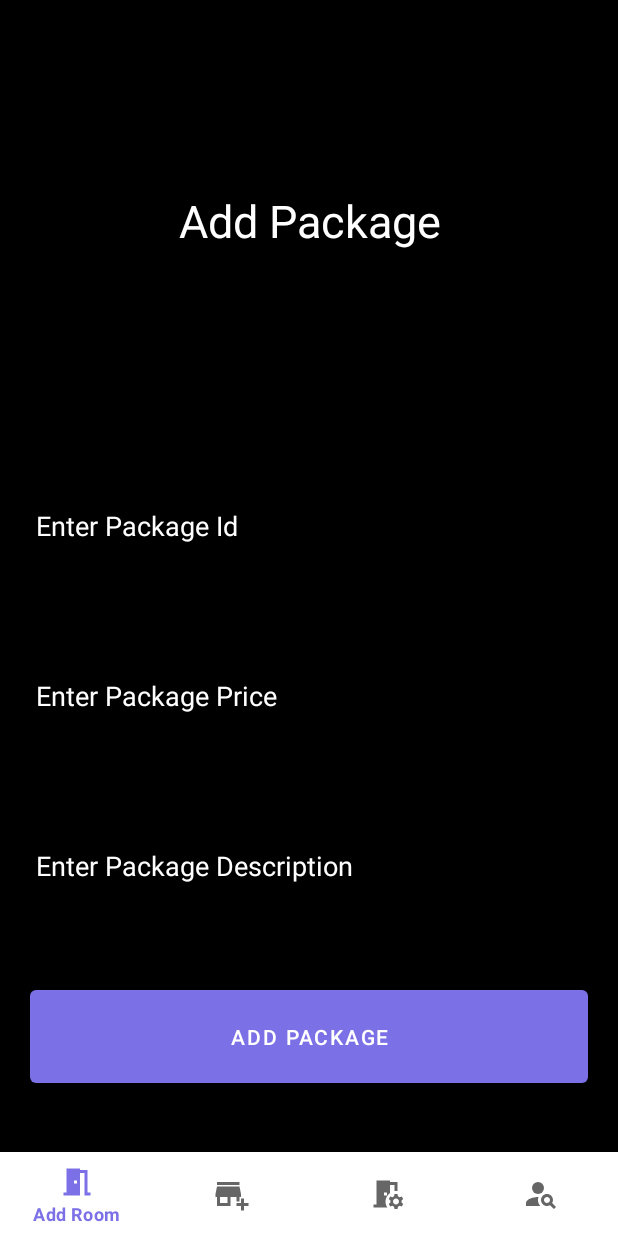
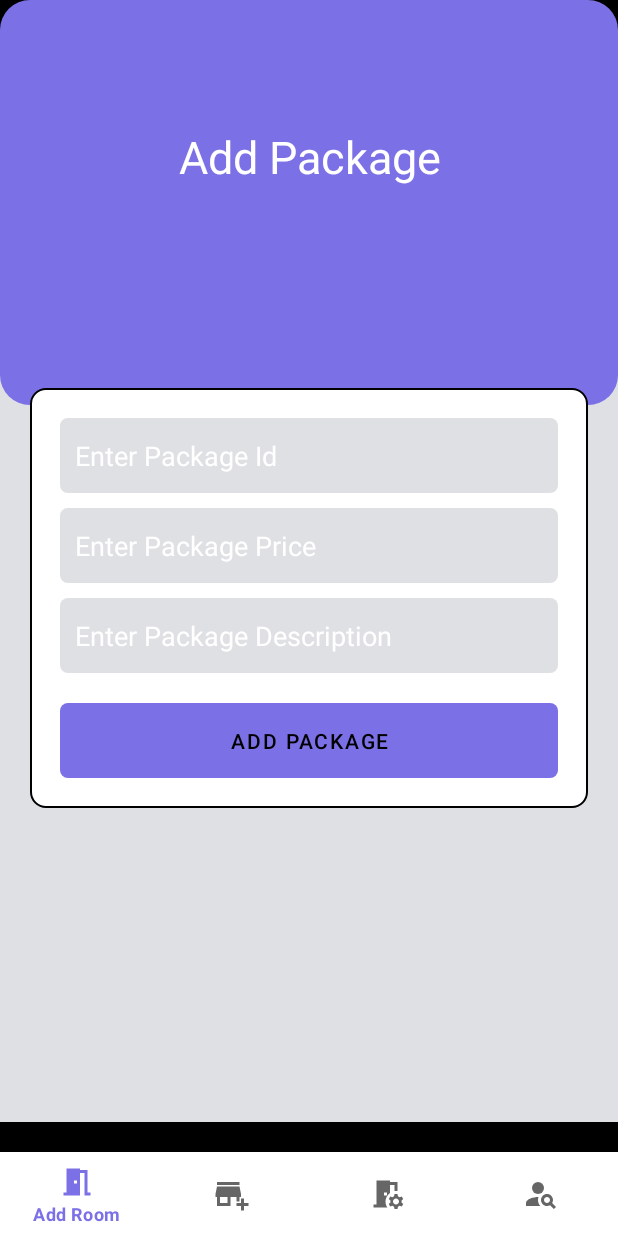
Before and after one commit to ShahabBngsh/HotelManagementApp, an Android app: the fragment addPackageFragment placed in its activity, on a phone screen of 412 x 824 dp. Run offline under Robolectric (Android 15) with nearby library versions, the phone set to English and light mode, and no system bars; our stand-ins replace Firebase (no records; nobody signed in at launch, a user with empty details on screens opened directly).

Commit message:
changed ui for add package

```diff
--- a/app/src/main/res/layout/activity_main.xml
+++ b/app/src/main/res/layout/activity_main.xml
@@ -171,7 +171,7 @@
             app:layout_constraintBottom_toBottomOf="parent"
             app:layout_constraintEnd_toEndOf="parent"
             android:layout_marginTop="10dp"
-            android:text="Sign In"
+            android:text="Sign Up"
             android:textStyle="bold"
             android:textColor="@color/purple_200"
             android:textSize="16sp"/>
--- a/app/src/main/res/layout/fragment_add_package.xml
+++ b/app/src/main/res/layout/fragment_add_package.xml
@@ -1,68 +1,87 @@
 <?xml version="1.0" encoding="utf-8"?>
-<FrameLayout xmlns:android="http://schemas.android.com/apk/res/android"
+<FrameLayout
+    xmlns:android="http://schemas.android.com/apk/res/android"
     xmlns:tools="http://schemas.android.com/tools"
     android:layout_width="match_parent"
     android:layout_height="match_parent"
     tools:context=".addPackageFragment">
 
-    <!-- TODO: Update blank fragment layout -->
+
     <LinearLayout
         android:layout_marginBottom="20dp"
         android:layout_width="match_parent"
         android:layout_height="match_parent"
-        android:weightSum="8"
+        android:weightSum="10"
         android:orientation="vertical"
-        android:background="@color/black">
+        android:background="@drawable/other_background">
         <TextView
             android:id="@+id/addPackage_Title"
             android:layout_width="match_parent"
             android:layout_height="0dp"
-            android:layout_weight="4"
+            android:layout_weight="5"
             android:text="Add Package"
             android:textSize="30dp"
             android:gravity="center"
             android:textColor="@color/white">
+        </TextView>
 
-        </TextView>
+        <RelativeLayout
+            android:layout_width="match_parent"
+            android:layout_marginTop="50dp"
+            android:layout_marginHorizontal="20dp"
+            android:layout_height="wrap_content"
+            android:padding="20dp"
+            android:background="@drawable/card"
+            >
             <EditText
                 android:id="@+id/addPackage_Id"
-            android:layout_margin="20dp"
                 android:layout_width="match_parent"
-            android:layout_height="0dp"
-            android:layout_weight="1"
+                android:layout_height="50dp"
+                android:paddingLeft="10dp"
+                android:layout_alignParentTop="true"
                 android:hint="Enter Package Id"
+                android:background="@drawable/grey_rounded"
                 android:textColorHint="@color/white"
-            android:textColor="@color/white">
+                android:textColor="@color/black">
             </EditText>
+
             <EditText
                 android:id="@+id/addPackage_Price"
-            android:layout_margin="20dp"
                 android:layout_width="match_parent"
-            android:layout_height="0dp"
-            android:layout_weight="1"
+                android:layout_height="50dp"
+                android:paddingLeft="10dp"
+                android:layout_below="@id/addPackage_Id"
+                android:background="@drawable/grey_rounded"
                 android:hint="Enter Package Price"
+                android:layout_marginTop="10dp"
                 android:textColorHint="@color/white"
                 android:textColor="@color/white">
             </EditText>
             <EditText
                 android:id="@+id/addPackage_Description"
-            android:layout_margin="20dp"
                 android:layout_width="match_parent"
-            android:layout_height="0dp"
-            android:layout_weight="1"
+                android:layout_height="50dp"
+                android:paddingLeft="10dp"
+                android:background="@drawable/grey_rounded"
+                android:layout_below="@id/addPackage_Price"
+                android:layout_marginTop="10dp"
                 android:hint="Enter Package Description"
                 android:textColorHint="@color/white"
-            android:textColor="@color/white">
+                android:textColor="@color/black">
             </EditText>
             <Button
                 android:id="@+id/addPackage_addPackage"
-            android:layout_margin="20dp"
                 android:layout_width="match_parent"
-            android:layout_height="0dp"
-            android:layout_weight="1"
+                android:layout_height="50dp"
+                android:layout_marginTop="20dp"
+                android:background="@drawable/grey_rounded"
+                android:layout_below="@id/addPackage_Description"
                 android:text="Add Package"
-            android:textColor="@color/white">
+                android:textColor="@color/black">
             </Button>
+
+        </RelativeLayout>
+
     </LinearLayout>
 
 </FrameLayout>
--- a/app/src/main/res/layout/fragment_add_room.xml
+++ b/app/src/main/res/layout/fragment_add_room.xml
@@ -1,11 +1,12 @@
 <?xml version="1.0" encoding="utf-8"?>
-<FrameLayout xmlns:android="http://schemas.android.com/apk/res/android"
+<FrameLayout
+    xmlns:android="http://schemas.android.com/apk/res/android"
     xmlns:tools="http://schemas.android.com/tools"
     android:layout_width="match_parent"
     android:layout_height="match_parent"
     tools:context=".addRoomFragment">
 
-    <!-- TODO: Update blank fragment layout -->
+
     <LinearLayout
         android:layout_marginBottom="20dp"
         android:layout_width="match_parent"
@@ -34,7 +35,7 @@
         </ImageView>
         <RelativeLayout
             android:layout_width="match_parent"
-            android:layout_margin="10dp"
+            android:layout_margin="20dp"
             android:layout_height="wrap_content"
             android:padding="20dp"
             android:background="@drawable/card"
@@ -48,7 +49,7 @@
                 android:layout_alignParentTop="true"
                 android:background="@drawable/grey_rounded"
                 android:textColorHint="@color/white"
-                android:textColor="@color/white">
+                android:textColor="@color/black">
             </EditText>
             <EditText
                 android:id="@+id/addRoom_Price"
@@ -60,7 +61,7 @@
                 android:layout_below="@id/addRoom_Id"
                 android:hint="Enter Room Price"
                 android:textColorHint="@color/white"
-                android:textColor="@color/white">
+                android:textColor="@color/black">
             </EditText>
             <EditText
                 android:id="@+id/addRoom_Description"
@@ -72,7 +73,7 @@
                 android:paddingLeft="10dp"
                 android:hint="Enter Room Description"
                 android:textColorHint="@color/white"
-                android:textColor="@color/white">
+                android:textColor="@color/black">
             </EditText>
             <Button
                 android:id="@+id/addRoom_addRoom"
```
Lines whose indentation alone changed are shown as unchanged.
